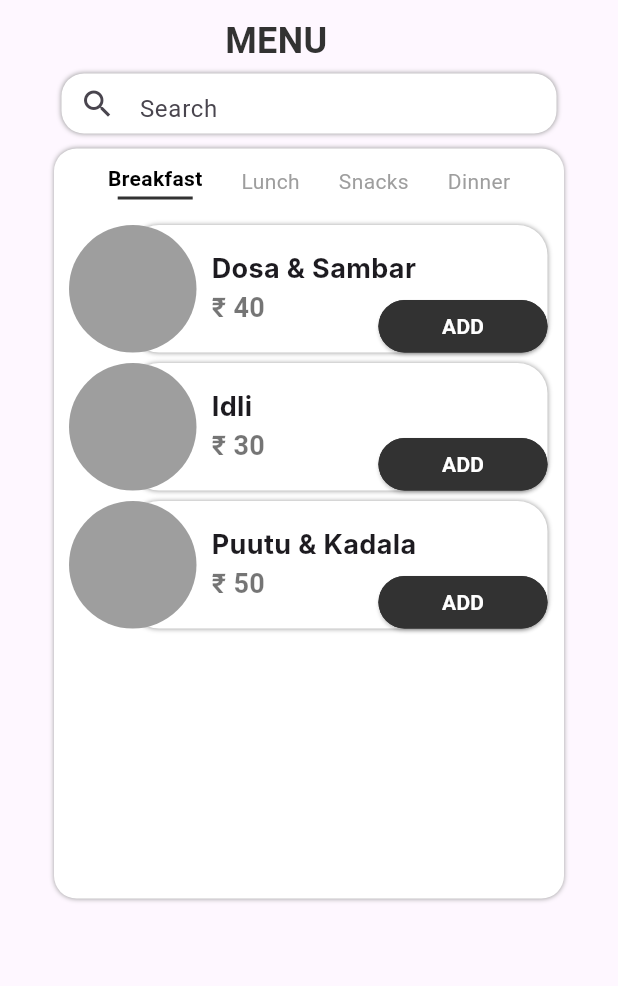
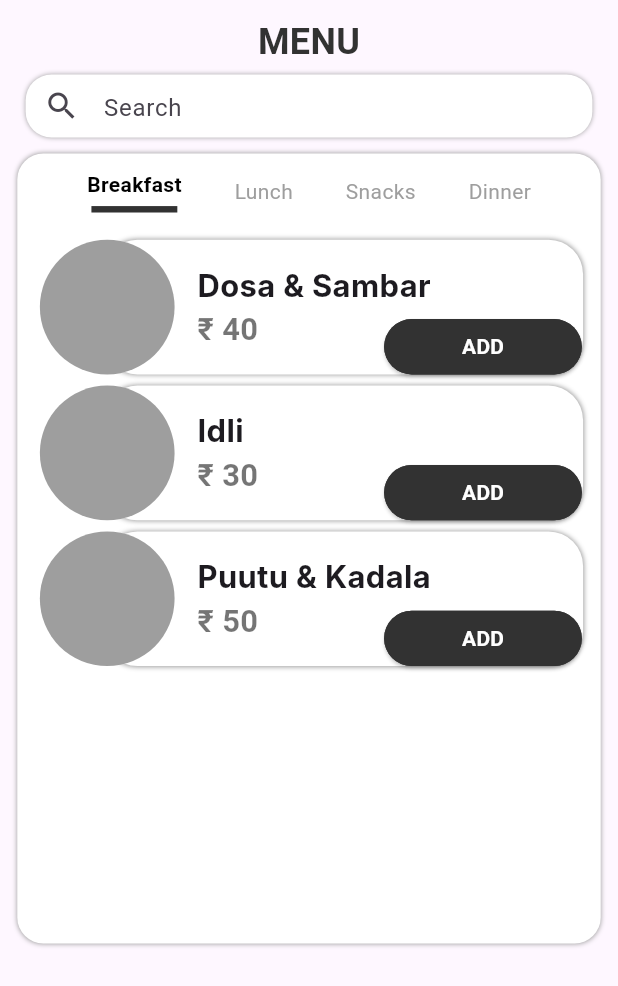
Before and after one commit to jibixn/SnackTrack, a Flutter app: the ScreenInventory screen opened directly, on a phone screen of 412 x 824 dp. Shown: the top 986 px of the screen. Run offline on Flutter 3.47's test engine with Material 3 defaults, Android fonts, the phone set to English and light mode, and no system bars; missing offline and left inert: snack_track; Roboto replaces fonts that are missing (Inter).

Commit message:
menu.dart

```diff
--- a/lib/presentation/menu.dart
+++ b/lib/presentation/menu.dart
@@ -12,8 +12,8 @@ class _ScreenInventoryState extends State<ScreenInventory> {
   num _totalPrice = 0;
   String _searchText = '';
   List<int> _categoryIndex = [1, 0, 0, 0];
-  List<String> _categories = ['Breakfast', 'Lunch', 'Snacks', 'Dinner'];
-  List<List<dynamic>> _menuItems = [
+  final List<String> _categories = ['Breakfast', 'Lunch', 'Snacks', 'Dinner'];
+  final List<List<dynamic>> _menuItems = [
     // Breakfast category
     [
       ['Dosa & Sambar', 40, 0],
@@ -66,15 +66,20 @@ class _ScreenInventoryState extends State<ScreenInventory> {
   }
 
   @override
+  @override
   Widget build(BuildContext context) {
+    Size screenSize = MediaQuery.of(context).size;
+
     return Scaffold(
-      body: Column(
+      body: MediaQuery(
+        data: MediaQueryData(size: screenSize),
+        child: Column(
           children: [
-          const SizedBox(height: 10),
-          const Row(
+            SizedBox(height: screenSize.height * 0.013),
+            Row(
               children: [
-              SizedBox(width: 150),
-              Text(
+                SizedBox(width: screenSize.width * 0.417),
+                const Text(
                   'MENU',
                   style: TextStyle(
                     color: Color.fromARGB(255, 50, 50, 50),
@@ -84,14 +89,15 @@ class _ScreenInventoryState extends State<ScreenInventory> {
                 ),
               ],
             ),
-          const SizedBox(height: 5),
+            SizedBox(height: screenSize.height * 0.006),
             Container(
-            width: 330,
-            height: 40,
-            decoration: const BoxDecoration(
+              width: screenSize.width * 0.917,
+              height: screenSize.height * 0.051,
+              decoration: BoxDecoration(
                 color: Colors.white,
-              borderRadius: BorderRadius.all(Radius.circular(15)),
-              boxShadow: [
+                borderRadius:
+                    BorderRadius.all(Radius.circular(screenSize.width * 0.042)),
+                boxShadow: const [
                   BoxShadow(
                     color: Colors.grey,
                     spreadRadius: 0,
@@ -113,14 +119,15 @@ class _ScreenInventoryState extends State<ScreenInventory> {
                 ),
               ),
             ),
-          const SizedBox(height: 10),
+            SizedBox(height: screenSize.height * 0.013),
             Container(
-            height: 500,
-            width: 340,
-            decoration: const BoxDecoration(
+              height: screenSize.height * 0.639,
+              width: screenSize.width * 0.944,
+              decoration: BoxDecoration(
                 color: Colors.white,
-              borderRadius: BorderRadius.all(Radius.circular(15)),
-              boxShadow: [
+                borderRadius:
+                    BorderRadius.all(Radius.circular(screenSize.width * 0.042)),
+                boxShadow: const [
                   BoxShadow(
                     color: Colors.grey,
                     spreadRadius: 0,
@@ -130,10 +137,10 @@ class _ScreenInventoryState extends State<ScreenInventory> {
               ),
               child: Column(
                 children: [
-                const SizedBox(height: 10),
+                  SizedBox(height: screenSize.height * 0.013),
                   SizedBox(
-                  height: 489,
-                  width: 320,
+                    height: screenSize.height * 0.626,
+                    width: screenSize.width * 0.889,
                     child: Column(
                       children: [
                         Row(
@@ -146,7 +153,8 @@ class _ScreenInventoryState extends State<ScreenInventory> {
                                   _catIndex = index;
                                   _categoryIndex = List.generate(
                                     _categories.length,
-                                    (i) => i == index ? 1 : 0);
+                                    (i) => i == index ? 1 : 0,
+                                  );
                                   updateFilteredItems(_searchText);
                                 });
                               },
@@ -165,9 +173,10 @@ class _ScreenInventoryState extends State<ScreenInventory> {
                                   ),
                                   if (_categoryIndex[index] == 1)
                                     Container(
-                                    margin: const EdgeInsets.only(top: 2),
-                                    height: 2,
-                                    width: 50,
+                                      margin: EdgeInsets.only(
+                                          top: screenSize.height * 0.0052),
+                                      height: screenSize.height * 0.0052,
+                                      width: screenSize.width * 0.139,
                                       color:
                                           const Color.fromARGB(255, 50, 50, 50),
                                     ),
@@ -176,16 +185,17 @@ class _ScreenInventoryState extends State<ScreenInventory> {
                             ),
                           ),
                         ),
-                      const SizedBox(height: 10),
+                        SizedBox(height: screenSize.height * 0.013),
                         Expanded(
                           child: _filteredMenuItems == null ||
                                   _filteredMenuItems!.isEmpty
-                            ? const Padding(
-                                padding: EdgeInsets.only(top: 30),
+                              ? Padding(
+                                  padding: EdgeInsets.only(
+                                      top: screenSize.height * 0.0385),
                                   child: Text(
                                     'No result found.',
                                     style: TextStyle(
-                                    fontSize: 22,
+                                      fontSize: screenSize.width * 0.061,
                                       color: Colors.black,
                                     ),
                                   ),
@@ -194,24 +204,29 @@ class _ScreenInventoryState extends State<ScreenInventory> {
                                   itemCount: _filteredMenuItems!.length,
                                   itemBuilder: (context, index) => Column(
                                     children: [
-                                    const SizedBox(height: 7),
                                       SizedBox(
-                                      height: 85,
-                                      width: 320,
+                                          height: screenSize.height * 0.009),
+                                      SizedBox(
+                                        height: screenSize.height * 0.109,
+                                        width: screenSize.width * 0.889,
                                         child: Stack(
                                           children: [
                                             Positioned(
                                               top: 0,
-                                            left: 40,
+                                              left: screenSize.width * 0.111,
                                               child: Container(
-                                              height: 85,
-                                              width: 279,
-                                              decoration: const BoxDecoration(
+                                                height:
+                                                    screenSize.height * 0.109,
+                                                width: screenSize.width * 0.777,
+                                                decoration: BoxDecoration(
                                                   color: Colors.white,
-                                                borderRadius: BorderRadius.all(
-                                                  Radius.circular(20),
+                                                  borderRadius:
+                                                      BorderRadius.all(
+                                                    Radius.circular(
+                                                        screenSize.width *
+                                                            0.056),
                                                   ),
-                                                boxShadow: [
+                                                  boxShadow: const [
                                                     BoxShadow(
                                                       color: Colors.grey,
                                                       spreadRadius: 0,
@@ -222,27 +237,35 @@ class _ScreenInventoryState extends State<ScreenInventory> {
                                               ),
                                             ),
                                             Positioned(
-                                            right: 1,
+                                              right: screenSize.width * 0.003,
                                               bottom: 0,
                                               child: Container(
-                                              height: 35,
-                                              width: 112.7,
-                                              decoration: const BoxDecoration(
-                                                borderRadius: BorderRadius.all(
-                                                  Radius.circular(20),
+                                                height:
+                                                    screenSize.height * 0.0448,
+                                                width: screenSize.width * 0.320,
+                                                decoration: BoxDecoration(
+                                                  borderRadius:
+                                                      BorderRadius.all(
+                                                    Radius.circular(
+                                                        screenSize.width *
+                                                            0.056),
                                                   ),
-                                                color: Color.fromARGB(
+                                                  color: const Color.fromARGB(
                                                       255, 50, 50, 50),
                                                 ),
-                                              child: _filteredMenuItems![index]
-                                                          [2] !=
+                                                child: _filteredMenuItems![
+                                                            index][2] !=
                                                         0
                                                     ? Row(
+                                                        mainAxisAlignment:
+                                                            MainAxisAlignment
+                                                                .spaceEvenly,
                                                         children: [
                                                           IconButton(
                                                             icon: const Icon(
                                                               Icons.remove,
-                                                            color: Colors.white,
+                                                              color:
+                                                                  Colors.white,
                                                             ),
                                                             onPressed: () {
                                                               setState(() {
@@ -255,27 +278,33 @@ class _ScreenInventoryState extends State<ScreenInventory> {
                                                               });
                                                             },
                                                           ),
+                                                          _filteredMenuItems![
+                                                                          index]
+                                                                      [2] <
+                                                                  10
+                                                              ? SizedBox(
+                                                                  width: screenSize
+                                                                          .width *
+                                                                      0.023)
+                                                              : Container(),
                                                           Text(
                                                             _filteredMenuItems![
                                                                     index][2]
                                                                 .toString(),
                                                             style:
                                                                 const TextStyle(
-                                                            color: Colors.white,
+                                                              color:
+                                                                  Colors.white,
                                                               fontWeight:
-                                                                FontWeight.w800,
+                                                                  FontWeight
+                                                                      .w800,
                                                             ),
                                                           ),
-                                                        _filteredMenuItems![
-                                                                    index][2] <
-                                                                10
-                                                            ? const SizedBox(
-                                                                width: 8.3)
-                                                            : Container(),
                                                           IconButton(
                                                             icon: const Icon(
                                                               Icons.add,
-                                                            color: Colors.white,
+                                                              color:
+                                                                  Colors.white,
                                                             ),
                                                             onPressed: () {
                                                               setState(() {
@@ -323,26 +352,34 @@ class _ScreenInventoryState extends State<ScreenInventory> {
                                               child: Row(
                                                 children: [
                                                   Container(
-                                                  width: 85,
-                                                  height: 85,
+                                                    width: screenSize.width *
+                                                        0.236,
+                                                    height: screenSize.height *
+                                                        0.109,
                                                     decoration:
                                                         const BoxDecoration(
                                                       color: Colors.grey,
                                                       shape: BoxShape.circle,
                                                     ),
                                                   ),
-                                                const SizedBox(width: 10),
+                                                  SizedBox(
+                                                      width: screenSize.width *
+                                                          0.0278),
                                                   Column(
                                                     crossAxisAlignment:
-                                                      CrossAxisAlignment.start,
+                                                        CrossAxisAlignment
+                                                            .start,
                                                     mainAxisAlignment:
-                                                      MainAxisAlignment.center,
+                                                        MainAxisAlignment
+                                                            .center,
                                                     children: [
                                                       Text(
-                                                      _filteredMenuItems![index]
-                                                          [0],
-                                                      style: const TextStyle(
-                                                        fontSize: 18,
+                                                        _filteredMenuItems![
+                                                            index][0],
+                                                        style: TextStyle(
+                                                          fontSize:
+                                                              screenSize.width *
+                                                                  0.05,
                                                           fontWeight:
                                                               FontWeight.w700,
                                                           fontFamily: 'Inter',
@@ -350,8 +387,10 @@ class _ScreenInventoryState extends State<ScreenInventory> {
                                                       ),
                                                       Text(
                                                         '₹ ${_filteredMenuItems![index][1]}',
-                                                      style: const TextStyle(
-                                                        fontSize: 18,
+                                                        style: TextStyle(
+                                                          fontSize:
+                                                              screenSize.width *
+                                                                  0.05,
                                                           fontWeight:
                                                               FontWeight.w600,
                                                           color: Colors.black54,
@@ -375,16 +414,17 @@ class _ScreenInventoryState extends State<ScreenInventory> {
                 ],
               ),
             ),
-          const SizedBox(height: 5),
+            SizedBox(height: screenSize.height * 0.006),
             _totalCount > 0
                 ? Center(
                     child: Container(
-                    height: 60,
-                    width: 345,
-                    decoration: const BoxDecoration(
-                      color: Color.fromARGB(255, 50, 50, 50),
-                      borderRadius: BorderRadius.all(Radius.circular(20)),
-                      boxShadow: [
+                      height: screenSize.height * 0.0765,
+                      width: screenSize.width * 0.958,
+                      decoration: BoxDecoration(
+                        color: const Color.fromARGB(255, 50, 50, 50),
+                        borderRadius: BorderRadius.all(
+                            Radius.circular(screenSize.width * 0.056)),
+                        boxShadow: const [
                           BoxShadow(
                             color: Colors.grey,
                             spreadRadius: 0,
@@ -394,39 +434,39 @@ class _ScreenInventoryState extends State<ScreenInventory> {
                       ),
                       child: Row(
                         children: [
-                        const SizedBox(width: 15),
+                          SizedBox(width: screenSize.width * 0.0417),
                           Column(
                             crossAxisAlignment: CrossAxisAlignment.start,
                             children: [
-                            const SizedBox(height: 5),
+                              SizedBox(height: screenSize.height * 0.0064),
                               Text(
                                 '$_totalCount items',
                                 style: const TextStyle(color: Colors.white),
                               ),
                               Container(
-                              height: 1,
-                              width: 210,
+                                height: screenSize.height * 0.0013,
+                                width: screenSize.width * 0.583,
                                 color: Colors.white,
                               ),
                               Row(
                                 crossAxisAlignment: CrossAxisAlignment.center,
                                 mainAxisAlignment: MainAxisAlignment.start,
                                 children: [
-                                const Text(
+                                  Text(
                                     'Total Amount: ',
                                     style: TextStyle(
                                       color: Colors.white,
                                       fontFamily: 'Inter',
-                                    fontSize: 12,
+                                      fontSize: screenSize.width * 0.0333,
                                       fontWeight: FontWeight.w300,
                                     ),
                                   ),
                                   Text(
                                     '₹ $_totalPrice',
-                                  style: const TextStyle(
+                                    style: TextStyle(
                                       color: Colors.white,
                                       fontWeight: FontWeight.w700,
-                                    fontSize: 20,
+                                      fontSize: screenSize.width * 0.0556,
                                     ),
                                   ),
                                 ],
@@ -438,12 +478,12 @@ class _ScreenInventoryState extends State<ScreenInventory> {
                             onPressed: () {
                               // Handle proceed action
                             },
-                          child: const Text(
+                            child: Text(
                               'Proceed >',
                               style: TextStyle(
                                 color: Colors.white,
                                 fontWeight: FontWeight.bold,
-                              fontSize: 20,
+                                fontSize: screenSize.width * 0.0556,
                               ),
                             ),
                           ),
@@ -454,6 +494,7 @@ class _ScreenInventoryState extends State<ScreenInventory> {
                 : Container(),
           ],
         ),
+      ),
     );
   }
 }
```
Lines whose indentation alone changed are shown as unchanged.
